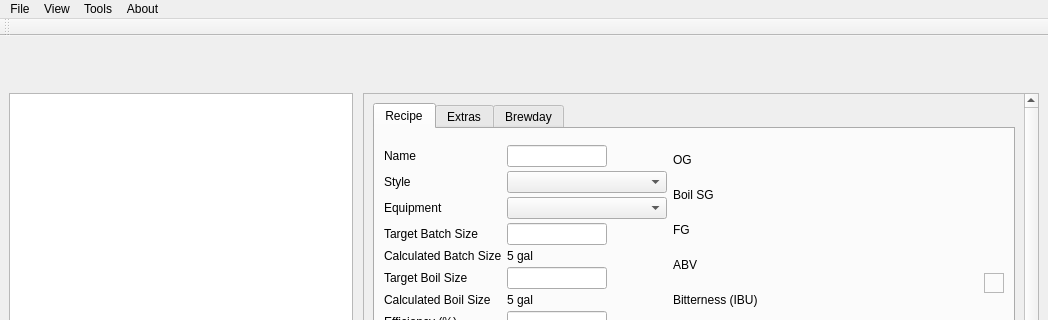
First picture: the form in ui/mainWindow.ui, repository Brewtarget/brewtarget, before the edit; both pictures show x 0 to 1048 and y 0 to 320 of the 1048 by 776 pixel window.
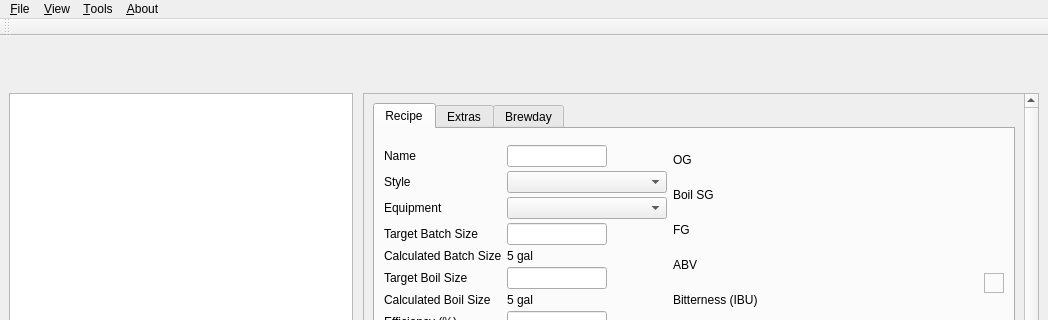
Second picture: the form after the edit. Icons and pictures are not drawn. Custom widgets are drawn as their Qt base class.

Commit message: Initial checkin for keyboard shortcuts and accelerator keys.

```diff
--- a/ui/mainWindow.ui
+++ b/ui/mainWindow.ui
@@ -1650,19 +1650,19 @@
      <x>0</x>
      <y>0</y>
      <width>1048</width>
-     <height>21</height>
+     <height>25</height>
     </rect>
    </property>
    <widget class="QMenu" name="menuAbout">
     <property name="title">
-     <string>About</string>
+     <string>&amp;About</string>
     </property>
     <addaction name="actionAbout_BrewTarget"/>
     <addaction name="actionManual"/>
    </widget>
    <widget class="QMenu" name="menuFile">
     <property name="title">
-     <string>File</string>
+     <string>&amp;File</string>
     </property>
     <widget class="QMenu" name="menuBrewday">
      <property name="title">
@@ -1706,7 +1706,7 @@
    </widget>
    <widget class="QMenu" name="menuView">
     <property name="title">
-     <string>View</string>
+     <string>&amp;View</string>
     </property>
     <addaction name="actionEquipments"/>
     <addaction name="actionFermentables"/>
@@ -1717,7 +1717,7 @@
    </widget>
    <widget class="QMenu" name="menuTools">
     <property name="title">
-     <string>Tools</string>
+     <string>&amp;Tools</string>
     </property>
     <addaction name="actionConvert_Units"/>
     <addaction name="actionOG_Correction_Help"/>
```
Left out of the diff: 110 changed lines with no effect on the pictures. The commit also changes 1 other file.
